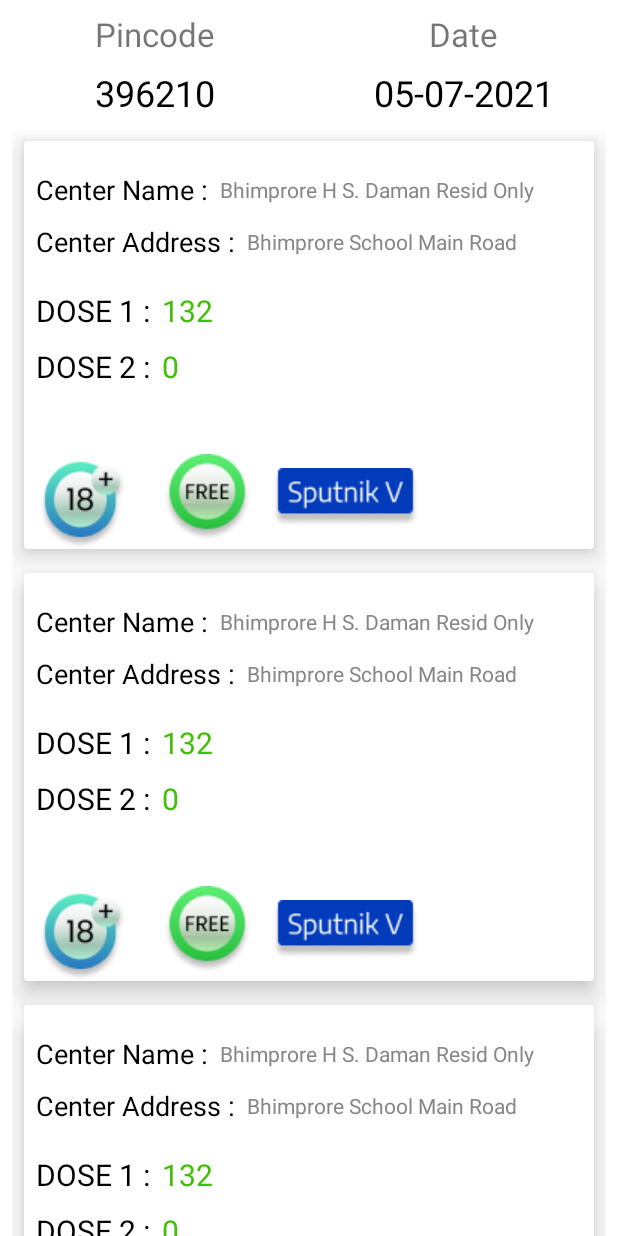
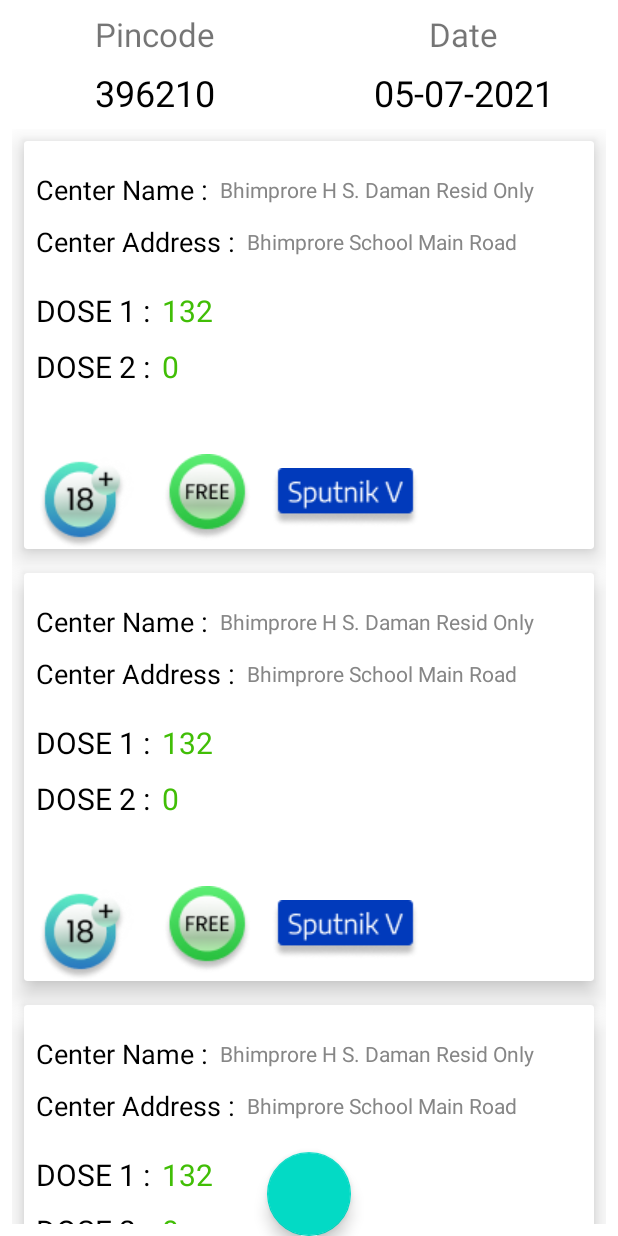
Before and after one commit to harshpatel63/CoWin-Vaccine-Notifier, an Android app: the layout fragment_home.xml on its own in the app's theme, with its tools: preview values and no code run, on a phone screen of 412 x 824 dp. Run offline under Robolectric (Android 15) with nearby library versions, the phone set to English and light mode, and no system bars.

Commit message:
minor UI changes

```diff
--- a/app/src/main/res/layout/activity_main.xml
+++ b/app/src/main/res/layout/activity_main.xml
@@ -3,8 +3,7 @@
     xmlns:app="http://schemas.android.com/apk/res-auto"
     android:id="@+id/container"
     android:layout_width="match_parent"
-    android:layout_height="match_parent"
-    android:paddingTop="?attr/actionBarSize">
+    android:layout_height="match_parent">
 
     <com.google.android.material.bottomnavigation.BottomNavigationView
         android:id="@+id/nav_view"
@@ -24,6 +23,7 @@
         android:layout_width="match_parent"
         android:layout_height="match_parent"
         app:defaultNavHost="true"
+        android:layout_marginBottom="?attr/actionBarSize"
         app:layout_constraintBottom_toTopOf="@id/nav_view"
         app:layout_constraintLeft_toLeftOf="parent"
         app:layout_constraintRight_toRightOf="parent"
--- a/app/src/main/res/layout/fragment_home.xml
+++ b/app/src/main/res/layout/fragment_home.xml
@@ -71,10 +71,11 @@
     <androidx.recyclerview.widget.RecyclerView
         android:id="@+id/recyclerViewHome"
         android:layout_width="match_parent"
-        android:layout_height="wrap_content"
+        android:layout_height="0dp"
         android:layout_marginTop="12dp"
         android:layout_margin="8dp"
         app:layout_constraintTop_toBottomOf="@id/pincodeHome"
+        app:layout_constraintBottom_toBottomOf="parent"
         app:layout_constraintStart_toStartOf="parent"
         app:layout_constraintEnd_toEndOf="parent"
         tools:listitem="@layout/item_view"
@@ -90,4 +91,12 @@
         app:layout_constraintBottom_toBottomOf="parent"
         android:visibility="gone"
         />
+<com.google.android.material.floatingactionbutton.FloatingActionButton
+    android:id="@+id/buttonService"
+    android:layout_width="wrap_content"
+    android:layout_height="wrap_content"
+    app:layout_constraintBottom_toBottomOf="parent"
+    app:layout_constraintStart_toStartOf="parent"
+    app:layout_constraintEnd_toEndOf="parent"
+    />
 </androidx.constraintlayout.widget.ConstraintLayout>
```
